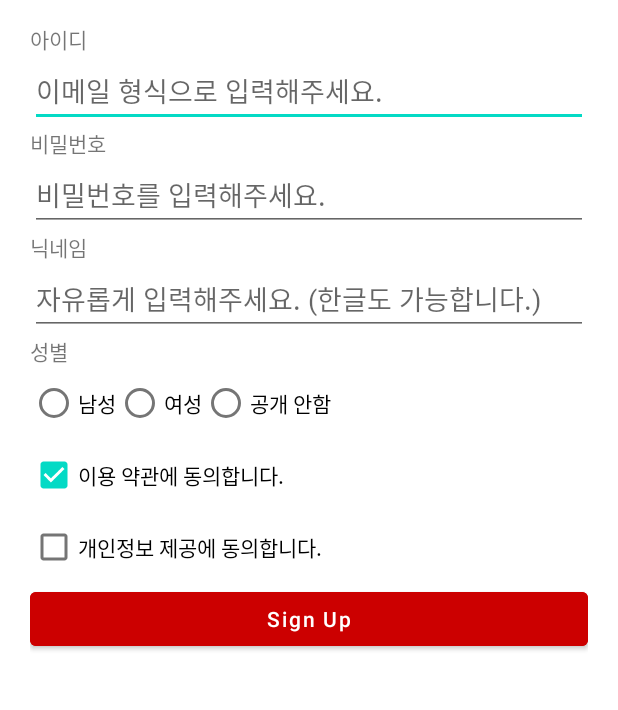
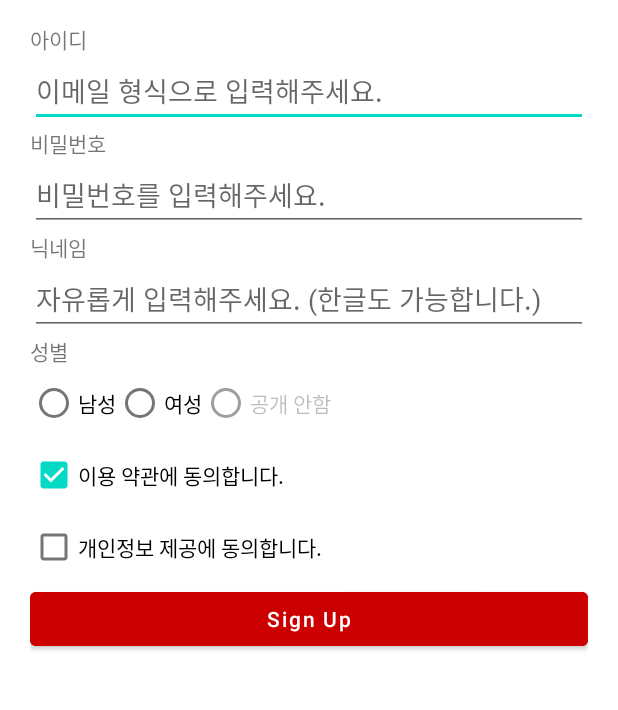
Before and after one commit to no1msh/UIPractice_20220219, an Android app: the screen it shows after launch (MainActivity), on a phone screen of 412 x 824 dp, the part 309-1019 px from its top. Run offline under Robolectric (Android 15) with nearby library versions, the phone set to English and light mode, and no system bars.

Commit message:
background / enabled / visibility 체험
- invisible : 자리는 차지하나 투명
- gone : 자리마저 사라짐

```diff
--- a/app/src/main/res/layout/activity_main.xml
+++ b/app/src/main/res/layout/activity_main.xml
@@ -6,6 +6,7 @@
     android:layout_height="match_parent"
     android:orientation="vertical"
     android:padding="20dp"
+    android:background="#ffffff"
     tools:context=".MainActivity">
 
     <LinearLayout
@@ -79,6 +80,7 @@
         <RadioButton
             android:layout_width="wrap_content"
             android:layout_height="wrap_content"
+            android:enabled="false"
             android:text="공개 안함"/>
     </RadioGroup>
 
```
